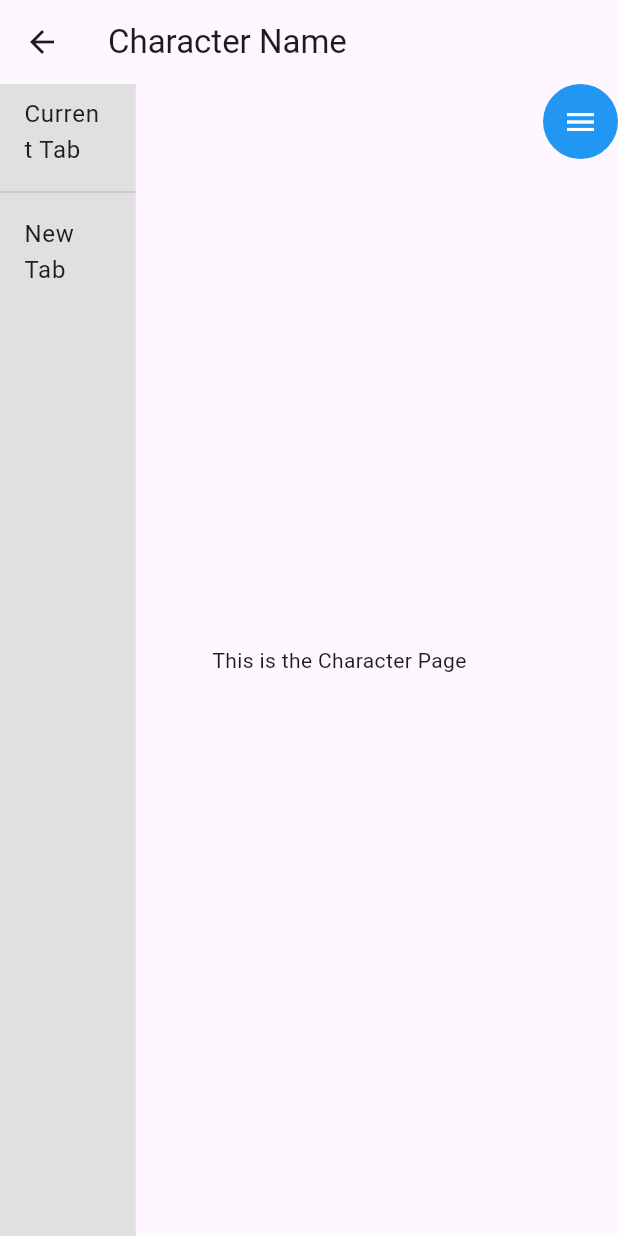
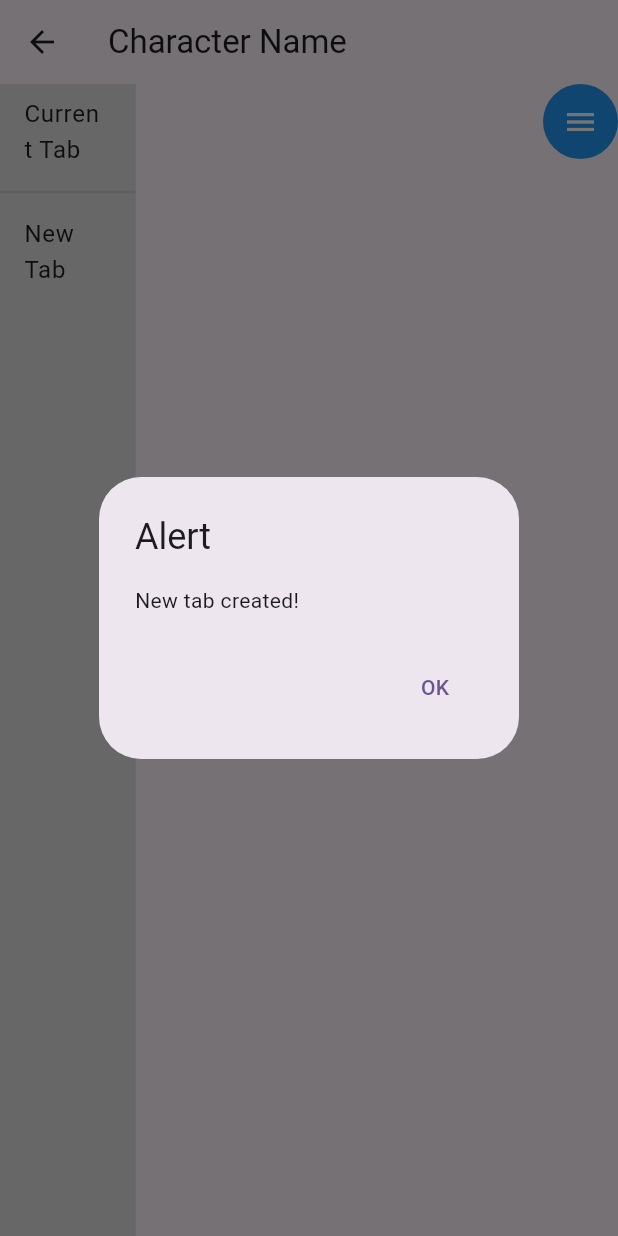
Before and after one commit to Jhutchinson98/HCI_Project, a Flutter app: the CharacterPage screen opened directly, after a tap on "New Tab", on a phone screen of 412 x 824 dp. Run offline on Flutter 3.47's test engine with Material 3 defaults, Android fonts, the phone set to English and light mode, and no system bars.

Commit message:
added new tab pop up

```diff
--- a/character_project/lib/characterpage.dart
+++ b/character_project/lib/characterpage.dart
@@ -31,6 +31,7 @@ class CharacterPage extends StatelessWidget {
                     title: Text('New Tab'),
                     onTap: () {
                       // TODO: Create new tab, move lower by 1.
+                      _showNewTabCreatedAlert(context);
                     },
                   ),
                 ],
@@ -71,4 +72,24 @@ class CharacterPage extends StatelessWidget {
       ),
     );
   }
+  void _showNewTabCreatedAlert(BuildContext context) {
+    showDialog(
+      context: context,
+      builder: (BuildContext context) {
+        return AlertDialog(
+          title: Text('Alert'),
+          content: Text('New tab created!'),
+          actions: <Widget>[
+            TextButton(
+              onPressed: () {
+                Navigator.of(context).pop();
+              },
+              child: Text('OK'),
+            ),
+          ],
+        );
+      },
+    );
+  }
+
 }
```
